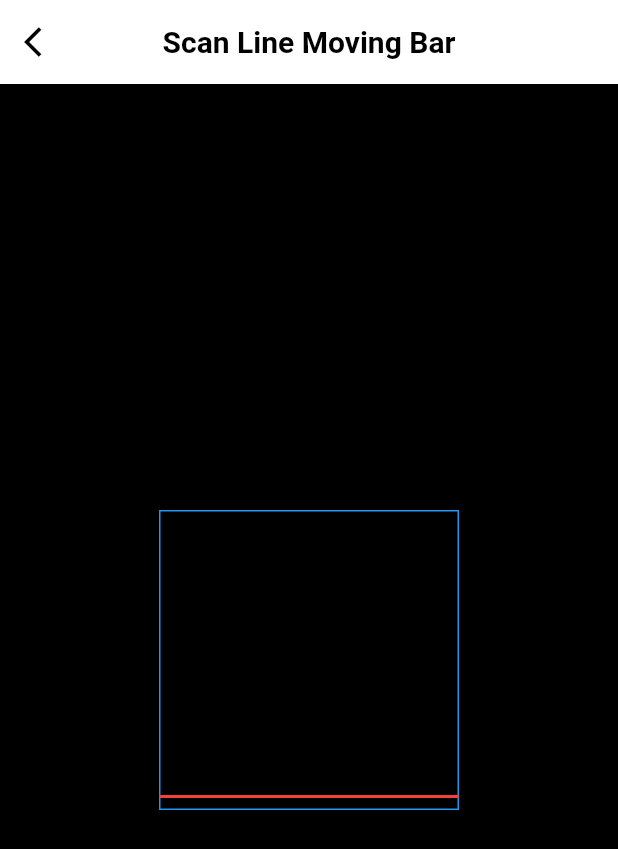
After one commit to yixiaolunhui/flutter_xy, a Flutter app: the ScanLinePage screen opened directly, on a phone screen of 412 x 824 dp. The commit adds this screen. Shown: the top 849 px of the screen. Run offline on Flutter 3.47's test engine with Material 2 defaults, Android fonts, the phone set to English and light mode, and no system bars; our stand-ins replace built_collection, logger.

Commit message:
*添加二维码扫描动画+携程类型切换动画

```diff
--- a/lib/r.dart
+++ b/lib/r.dart
@@ -15,4 +15,5 @@ class R {
   static const String img3_jpg = 'assets/images/img3.jpg';
   static const String img4_jpg = 'assets/images/img4.jpg';
   static const String muma_png = 'assets/images/muma.png';
+  static const String record_png = 'assets/images/record.png';
 }
--- /dev/null
+++ b/lib/xydemo/scan/scan_line_moving_bar.dart
@@ -0,0 +1,75 @@
+import 'package:flutter/material.dart';
+
+/// 扫描线控件
+class ScanLineMovingBar extends StatefulWidget {
+  ScanLineMovingBar({
+    super.key,
+    required this.width,
+    required this.height,
+    required this.lineColor,
+    this.lineHeight = 2,
+    this.animDuration = const Duration(seconds: 2),
+  });
+
+  final double width;
+  final double height;
+  final Color lineColor;
+  double lineHeight;
+  Duration animDuration;
+
+  @override
+  ScanLineMovingBarState createState() => ScanLineMovingBarState();
+}
+
+class ScanLineMovingBarState extends State<ScanLineMovingBar>
+    with SingleTickerProviderStateMixin {
+  late AnimationController _controller;
+  late Animation<double> _animation;
+
+  @override
+  void initState() {
+    super.initState();
+    _controller = AnimationController(
+      vsync: this,
+      duration: widget.animDuration,
+    );
+    _animation = Tween<double>(
+      begin: 0,
+      end: widget.height,
+    ).animate(_controller);
+    _controller.repeat(reverse: true);
+  }
+
+  @override
+  void dispose() {
+    _controller.dispose();
+    super.dispose();
+  }
+
+  @override
+  Widget build(BuildContext context) {
+    return SizedBox(
+      width: widget.width,
+      height: widget.height,
+      child: Stack(
+        children: [
+          AnimatedBuilder(
+            animation: _animation,
+            builder: (context, child) {
+              return Positioned(
+                top: _animation.value,
+                left: 0,
+                right: 0,
+                child: Container(
+                  width: widget.width,
+                  height: widget.lineHeight,
+                  color: widget.lineColor,
+                ),
+              );
+            },
+          ),
+        ],
+      ),
+    );
+  }
+}
--- /dev/null
+++ b/lib/xydemo/scan/scan_line_page.dart
@@ -0,0 +1,53 @@
+import 'package:flutter/material.dart';
+import 'package:flutter_xy/xydemo/scan/scan_line_moving_bar.dart';
+
+import '../../widgets/xy_app_bar.dart';
+
+class ScanLinePage extends StatefulWidget {
+  const ScanLinePage({super.key});
+
+  @override
+  State<StatefulWidget> createState() {
+    return ScanLineState();
+  }
+}
+
+class ScanLineState extends State<ScanLinePage> {
+  @override
+  Widget build(BuildContext context) {
+    return Scaffold(
+      backgroundColor: Colors.black,
+      appBar: XYAppBar(
+        title: "Scan Line Moving Bar",
+        onBack: () {
+          Navigator.pop(context);
+        },
+      ),
+      body: Center(
+        child: Stack(
+          children: [
+            /// 这里是你的二维码扫描控件
+            Container(
+              width: 200,
+              height: 200,
+              decoration: BoxDecoration(
+                border: Border.all(
+                  width: 1,
+                  color: Colors.blue,
+                ),
+              ),
+            ),
+
+            /// 盖在上面
+            ScanLineMovingBar(
+              width: 200,
+              height: 200,
+              lineColor: Colors.red,
+              lineHeight: 2,
+            ),
+          ],
+        ),
+      ),
+    );
+  }
+}
```
Also changed, not shown: lib/config/xy_data_config.dart (+36 -0 lines), lib/xydemo/flow/flow_page.dart (added, +61 -0 lines), lib/xydemo/flow/flow_widget.dart (added, +100 -0 lines), lib/xydemo/search/record_page.dart (added, +92 -0 lines), lib/xydemo/tabbar/xc_tabbar_widget.dart (added, +265 -0 lines), assets/images/record.png (added), 6 other files.
